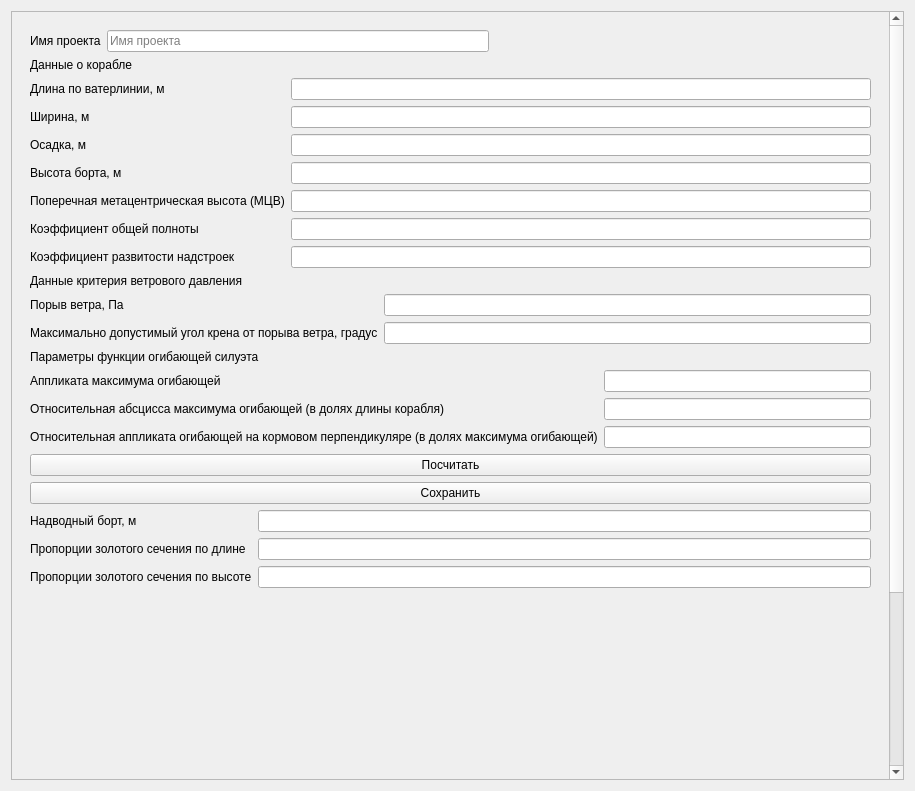
Qt form source/gui/generaldata.ui (baseoleph/secad) before a commit.
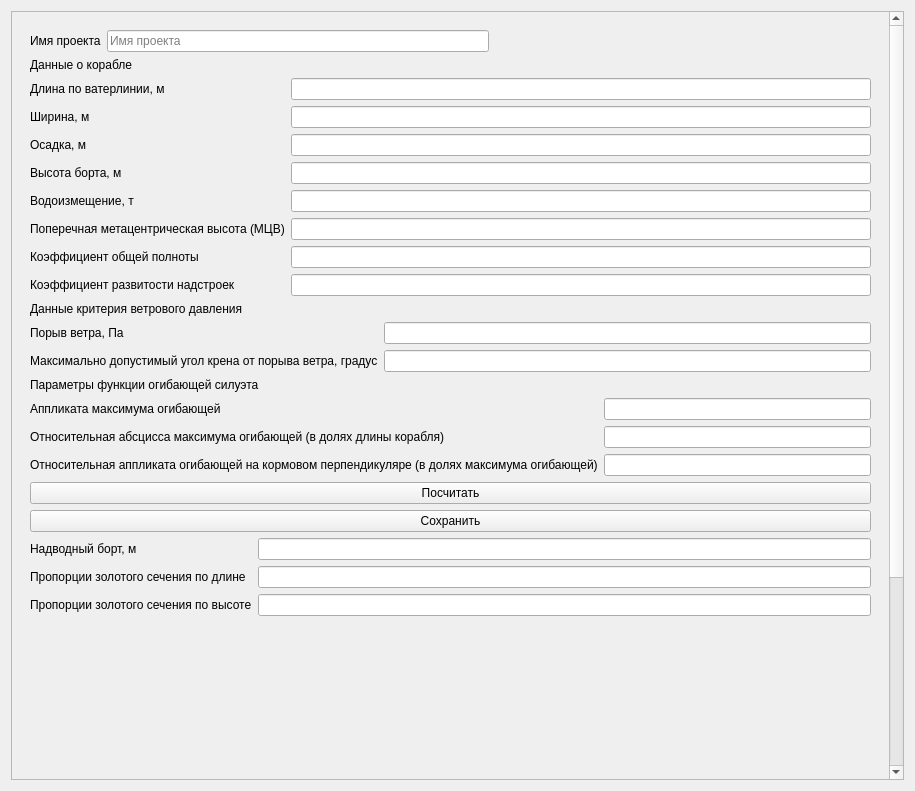
The same form after that commit.

Commit message: g-formula fixed generaldata fixed: displacement lineEdit added

The edit to the form file:
```diff
--- a/source/gui/generaldata.ui
+++ b/source/gui/generaldata.ui
@@ -23,9 +23,9 @@
       <property name="geometry">
        <rect>
         <x>0</x>
-        <y>-252</y>
+        <y>0</y>
         <width>881</width>
-        <height>1023</height>
+        <height>1057</height>
        </rect>
       </property>
       <layout class="QVBoxLayout" name="verticalLayout_3">
@@ -158,14 +158,14 @@
               </property>
              </widget>
             </item>
-            <item row="4" column="0">
+            <item row="5" column="0">
              <widget class="QLabel" name="label_8">
               <property name="text">
                <string>Поперечная метацентрическая высота (МЦВ)</string>
               </property>
              </widget>
             </item>
-            <item row="4" column="1">
+            <item row="5" column="1">
              <widget class="QLineEdit" name="lineEdit_gm">
               <property name="sizePolicy">
                <sizepolicy hsizetype="Expanding" vsizetype="Fixed">
@@ -175,14 +175,14 @@
               </property>
              </widget>
             </item>
-            <item row="5" column="0">
+            <item row="6" column="0">
              <widget class="QLabel" name="label_5">
               <property name="text">
                <string>Коэффициент общей полноты</string>
               </property>
              </widget>
             </item>
-            <item row="5" column="1">
+            <item row="6" column="1">
              <widget class="QLineEdit" name="lineEdit_cb">
               <property name="sizePolicy">
                <sizepolicy hsizetype="Expanding" vsizetype="Fixed">
@@ -192,14 +192,14 @@
               </property>
              </widget>
             </item>
-            <item row="6" column="0">
+            <item row="7" column="0">
              <widget class="QLabel" name="label_7">
               <property name="text">
                <string>Коэффициент развитости надстроек</string>
               </property>
              </widget>
             </item>
-            <item row="6" column="1">
+            <item row="7" column="1">
              <widget class="QLineEdit" name="lineEdit_csd">
               <property name="sizePolicy">
                <sizepolicy hsizetype="Expanding" vsizetype="Fixed">
@@ -209,15 +209,25 @@
               </property>
              </widget>
             </item>
-            <item row="7" column="0">
-             <widget class="QLabel" name="label_10">
+            <item row="4" column="0">
+             <widget class="QLabel" name="label_20">
               <property name="text">
-               <string>Данные критерия ветрового давления</string>
+               <string>Водоизмещение, т</string>
               </property>
              </widget>
             </item>
+            <item row="4" column="1">
+             <widget class="QLineEdit" name="lineEdit_displacement"/>
+            </item>
            </layout>
           </item>
+          <item>
+           <widget class="QLabel" name="label_10">
+            <property name="text">
+             <string>Данные критерия ветрового давления</string>
+            </property>
+           </widget>
+          </item>
           <item>
            <layout class="QFormLayout" name="formLayout_3">
             <item row="0" column="0">
```
The commit also changes 1 other file.
